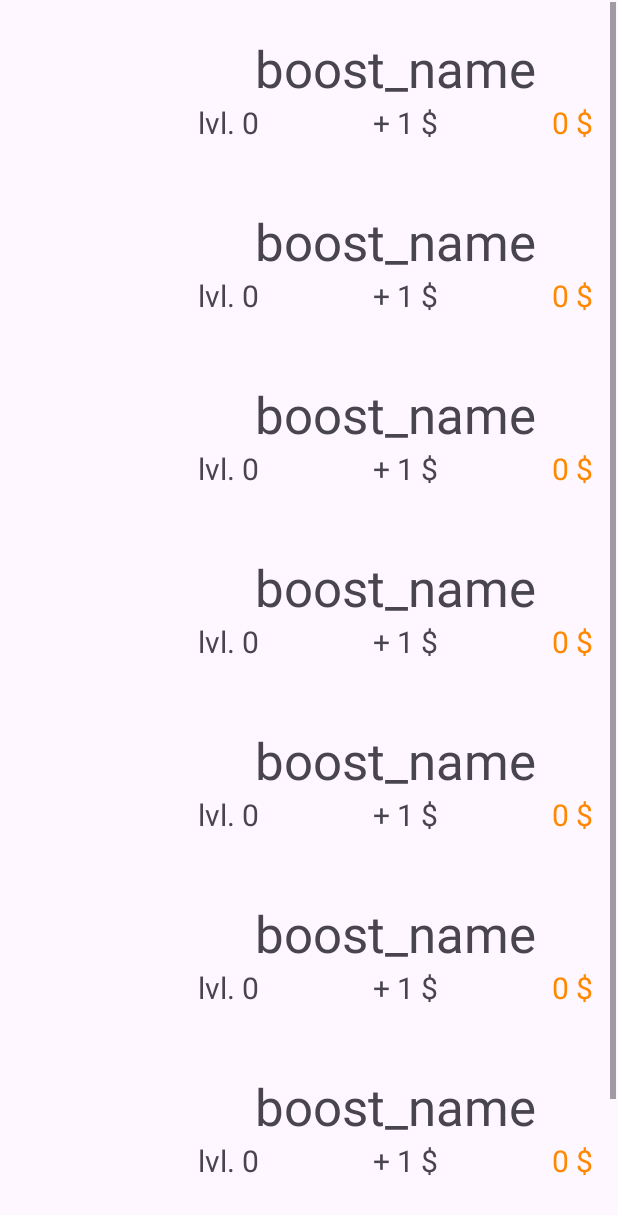
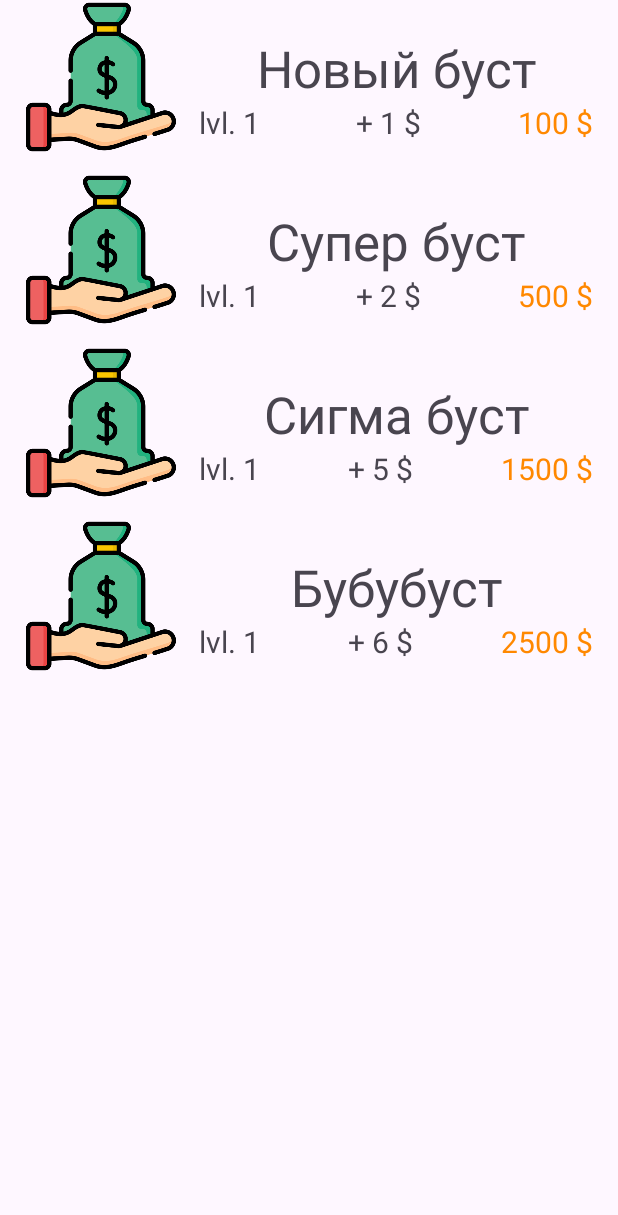
Before and after one commit to Koksbox/tapapp, an Android app: the BoostsActivity screen opened directly, with no data from a screen before it, on a phone screen of 412 x 824 dp. Shown: the top 1215 px of the screen. Run offline under Robolectric (Android 15) with nearby library versions, the phone set to English and light mode, and no system bars.

Commit message:
Dynamic adding boosts

```diff
--- a/app/src/main/java/com/aspirant/clicker/BoostsActivity.kt
+++ b/app/src/main/java/com/aspirant/clicker/BoostsActivity.kt
@@ -1,10 +1,13 @@
 package com.aspirant.clicker
 
 import android.os.Bundle
+import android.widget.LinearLayout
 import androidx.activity.enableEdgeToEdge
 import androidx.appcompat.app.AppCompatActivity
 import androidx.core.view.ViewCompat
 import androidx.core.view.WindowInsetsCompat
+import com.aspirant.clicker.boost.BoostView
+
 
 class BoostsActivity : AppCompatActivity() {
     override fun onCreate(savedInstanceState: Bundle?) {
@@ -16,5 +19,21 @@ class BoostsActivity : AppCompatActivity() {
             v.setPadding(systemBars.left, systemBars.top, systemBars.right, systemBars.bottom)
             insets
         }
+
+        findViewById<LinearLayout>(R.id.boosts_layout).removeAllViews()
+        val transaction = supportFragmentManager.beginTransaction()
+        transaction.add(R.id.boosts_layout, BoostView.newInstance(
+            0, "Новый буст", 1, 100, 1
+        ), "boost 0")
+        transaction.add(R.id.boosts_layout, BoostView.newInstance(
+            1, "Супер буст", 1, 500, 2
+        ), "boost 1")
+        transaction.add(R.id.boosts_layout, BoostView.newInstance(
+            2, "Сигма буст", 1, 1500, 5
+        ), "boost 1")
+        transaction.add(R.id.boosts_layout, BoostView.newInstance(
+            3, "Бубубуст", 1, 2500, 6
+        ), "boost 1")
+        transaction.commit()
     }
 }
--- a/app/src/main/java/com/aspirant/clicker/boost/BoostView.kt
+++ b/app/src/main/java/com/aspirant/clicker/boost/BoostView.kt
@@ -1,22 +1,36 @@
 package com.aspirant.clicker.boost
 
+import android.content.Context
 import android.os.Bundle
+import android.util.Log
 import androidx.fragment.app.Fragment
 import android.view.LayoutInflater
 import android.view.View
 import android.view.ViewGroup
+import android.widget.ImageView
+import android.widget.TextView
 import com.aspirant.clicker.R
 
 private const val ARG_PARAM_TITLE = "title"
+private const val ARG_PARAM_LEVEL = "level"
+private const val ARG_PARAM_PRICE = "price"
+private const val ARG_PARAM_INC = "inc"
+private const val ARG_PARAM_ID = "id"
 
 class BoostView : Fragment() {
     private var title: String? = null
+    private var level: Int? = null
+    private var price: Long? = null
+    private var inc: Long? = null
+    private var id: Int? = null
 
     override fun onCreate(savedInstanceState: Bundle?) {
         super.onCreate(savedInstanceState)
-        arguments?.let {
-            title = it.getString(ARG_PARAM_TITLE)
-        }
+        title = arguments?.getString(ARG_PARAM_TITLE)
+        level = arguments?.getInt(ARG_PARAM_LEVEL)
+        price = arguments?.getLong(ARG_PARAM_PRICE)
+        inc = arguments?.getLong(ARG_PARAM_INC)
+        id = arguments?.getInt(ARG_PARAM_ID)
     }
 
     override fun onCreateView(
@@ -28,11 +42,25 @@ class BoostView : Fragment() {
 
     companion object {
         @JvmStatic
-        fun newInstance(title: String) =
+        fun newInstance(id: Int, title: String, level: Int, price: Long, inc: Long) =
             BoostView().apply {
                 arguments = Bundle().apply {
+                    putInt(ARG_PARAM_ID, id)
                     putString(ARG_PARAM_TITLE, title)
+                    putInt(ARG_PARAM_LEVEL, level)
+                    putLong(ARG_PARAM_PRICE, price)
+                    putLong(ARG_PARAM_INC, inc)
                 }
             }
     }
+
+    override fun onResume() {
+        super.onResume()
+        view?.findViewById<TextView>(R.id.boost_name)?.text = title
+        view?.findViewById<TextView>(R.id.boost_reward)?.text = "+ $inc $"
+        view?.findViewById<TextView>(R.id.boost_level)?.text = "lvl. $level"
+        view?.findViewById<TextView>(R.id.boost_price)?.text = "$price $"
+        view?.findViewById<ImageView>(R.id.boost_img)?.setImageResource(R.drawable.boost_0)
+    }
+
 }
--- a/app/src/main/res/layout/activity_boosts.xml
+++ b/app/src/main/res/layout/activity_boosts.xml
@@ -20,6 +20,7 @@
         app:layout_constraintTop_toTopOf="parent">
 
         <LinearLayout
+            android:id="@+id/boosts_layout"
             android:layout_width="match_parent"
             android:layout_height="wrap_content"
             android:orientation="vertical">
@@ -39,30 +40,6 @@
                 android:layout_width="match_parent"
                 android:layout_height="wrap_content" />
 
-            <include
-                layout="@layout/fragment_boost_view"
-                android:layout_width="match_parent"
-                android:layout_height="wrap_content" />
-
-            <include
-                layout="@layout/fragment_boost_view"
-                android:layout_width="match_parent"
-                android:layout_height="wrap_content" />
-
-            <include
-                layout="@layout/fragment_boost_view"
-                android:layout_width="match_parent"
-                android:layout_height="wrap_content" />
-
-            <include
-                layout="@layout/fragment_boost_view"
-                android:layout_width="match_parent"
-                android:layout_height="wrap_content" />
-
-            <include
-                layout="@layout/fragment_boost_view"
-                android:layout_width="match_parent"
-                android:layout_height="wrap_content" />
         </LinearLayout>
     </ScrollView>
 </androidx.constraintlayout.widget.ConstraintLayout>
--- a/app/src/main/res/layout/fragment_boost_view.xml
+++ b/app/src/main/res/layout/fragment_boost_view.xml
@@ -16,15 +16,16 @@
         app:layout_constraintVertical_bias="0.0" />
 
     <ImageView
-        android:id="@+id/imageView"
+        android:id="@+id/boost_img"
         android:layout_width="@dimen/boost_icon_size"
         android:layout_height="@dimen/boost_icon_size"
-        android:layout_marginStart="@dimen/boost_padding"
+        android:layout_marginStart="16dp"
         android:layout_marginBottom="@dimen/boost_padding"
         android:contentDescription="@string/boost_fragment_icon"
         app:layout_constraintBottom_toBottomOf="parent"
         app:layout_constraintStart_toStartOf="parent"
         app:layout_constraintTop_toTopOf="parent"
+        app:layout_constraintVertical_bias="0.49"
         tools:src="@tools:sample/avatars" />
 
     <LinearLayout
@@ -38,7 +39,7 @@
         app:flow_verticalStyle="spread_inside"
         app:layout_constraintBottom_toBottomOf="parent"
         app:layout_constraintEnd_toEndOf="parent"
-        app:layout_constraintStart_toEndOf="@+id/imageView"
+        app:layout_constraintStart_toEndOf="@+id/boost_img"
         app:layout_constraintTop_toTopOf="parent">
 
         <LinearLayout
```
Also changed, not shown: app/src/main/res/drawable/boost_0.png (added), app/src/main/res/drawable/boost_1.png (added), app/src/main/res/drawable/boost_2.png (added), app/src/main/res/drawable/boost_3.png (added).
